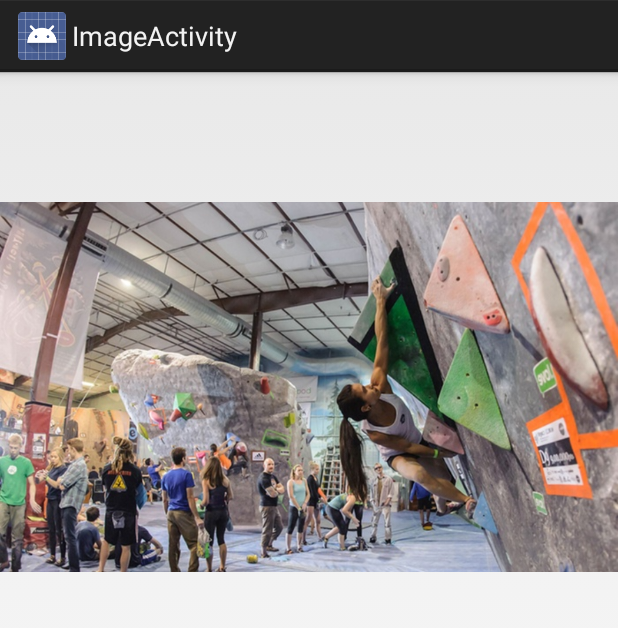
After one commit to RichardBlanch/RichardBlanchard_AdvMAD, an Android app: the ImageActivity screen opened directly, with no data from a screen before it, on a phone screen of 412 x 824 dp. The commit adds this screen. Shown: the top 628 px of the screen. Run offline under Robolectric (Android 15) with nearby library versions, the phone set to English and light mode, and no system bars.

Commit message:
Added Image Activity

```diff
--- a/Blanchard_Final/app/src/main/AndroidManifest.xml
+++ b/Blanchard_Final/app/src/main/AndroidManifest.xml
@@ -16,7 +16,10 @@
                 <category android:name="android.intent.category.LAUNCHER" />
             </intent-filter>
         </activity>
-        <activity android:name=".AtmosphereActivity"></activity>
+        <activity android:name=".AtmosphereActivity" />
+        <activity
+            android:name=".ImageActivity"
+            android:label="@string/title_activity_image"></activity>
     </application>
 
 </manifest>
--- /dev/null
+++ b/Blanchard_Final/app/src/main/java/com/example/hsport/blanchard_final/ImageActivity.java
@@ -0,0 +1,14 @@
+package com.example.hsport.blanchard_final;
+
+import android.os.Bundle;
+import android.app.Activity;
+
+public class ImageActivity extends Activity {
+
+    @Override
+    protected void onCreate(Bundle savedInstanceState) {
+        super.onCreate(savedInstanceState);
+        setContentView(R.layout.activity_image);
+    }
+
+}
--- /dev/null
+++ b/Blanchard_Final/app/src/main/res/layout/activity_image.xml
@@ -0,0 +1,15 @@
+<?xml version="1.0" encoding="utf-8"?>
+<android.support.constraint.ConstraintLayout xmlns:android="http://schemas.android.com/apk/res/android"
+    xmlns:app="http://schemas.android.com/apk/res-auto"
+    xmlns:tools="http://schemas.android.com/tools"
+    android:layout_width="match_parent"
+    android:layout_height="match_parent"
+    tools:context="com.example.hsport.blanchard_final.ImageActivity">
+
+    <ImageView
+        android:id="@+id/image_view"
+        android:src="@drawable/indoors"
+        android:layout_width="wrap_content"
+        android:layout_height="wrap_content" />
+
+</android.support.constraint.ConstraintLayout>
--- a/Blanchard_Final/app/src/main/res/values/strings.xml
+++ b/Blanchard_Final/app/src/main/res/values/strings.xml
@@ -1,3 +1,4 @@
 <resources>
     <string name="app_name">Blanchard_Final</string>
+    <string name="title_activity_image">ImageActivity</string>
 </resources>
```
Also changed, not shown: Blanchard_Final/app/src/main/java/com/example/hsport/blanchard_final/AtmosphereActivity.java (+10 -0 lines), Blanchard_Final/app/src/main/res/drawable/indoors.jpg (added).
